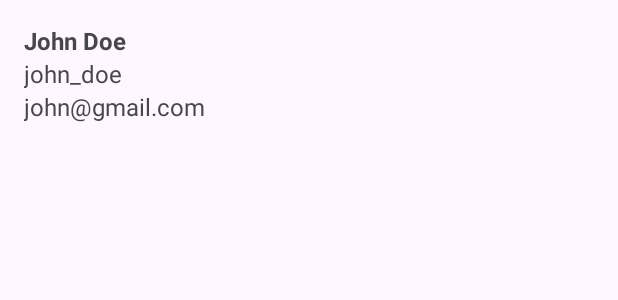
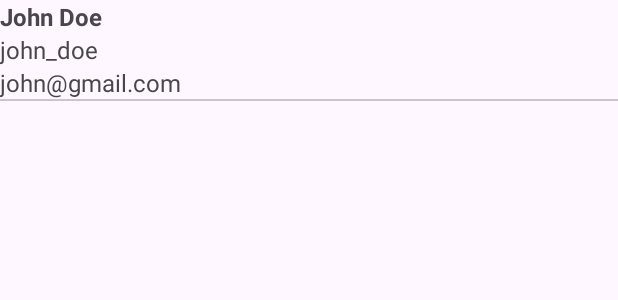
Before and after one commit to martin-ngigi/UserMVVMkt, an Android app: the layout item_user.xml on its own in the app's theme, with its tools: preview values and no code run, on a phone screen of 412 x 824 dp. Shown: the top 300 px of the screen. Run offline under Robolectric (Android 15) with nearby library versions, the phone set to English and light mode, and no system bars.

Commit message:
Added divider

```diff
--- a/app/src/main/res/layout/activity_main.xml
+++ b/app/src/main/res/layout/activity_main.xml
@@ -27,7 +27,6 @@
         android:textAllCaps="false"
         android:textColor="@color/white"
         app:layout_constraintHorizontal_bias="0.0"
-        android:layout_below="@id/textInputLayoutUsername"
         />
 
     <androidx.recyclerview.widget.RecyclerView
--- a/app/src/main/res/layout/item_user.xml
+++ b/app/src/main/res/layout/item_user.xml
@@ -3,7 +3,7 @@
     android:layout_width="match_parent"
     android:layout_height="wrap_content"
     android:orientation="vertical"
-    android:padding="16dp"
+    android:paddingBottom="10dp"
     >
 
     <TextView
@@ -31,4 +31,8 @@
         android:text="john@gmail.com"
         />
 
+    <com.google.android.material.divider.MaterialDivider
+        android:layout_width="match_parent"
+        android:layout_height="1dp"/>
+
 </LinearLayout>
```
